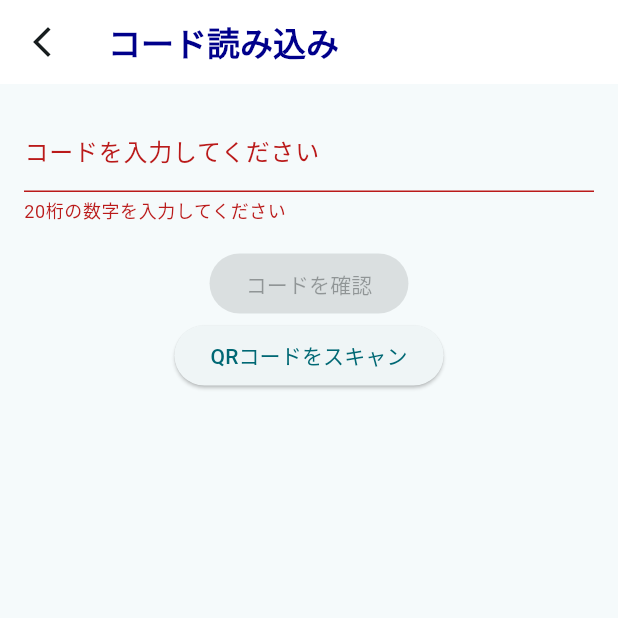
After one commit to Fujinuma0804/JapanAnimeMaps_flutter, a Flutter app: the HelpCenter screen opened directly, after a tap on "コード読み込み", on a phone screen of 412 x 824 dp, the top half of it. The commit adds this screen. Run offline on Flutter 3.47's test engine with Material 3 defaults, Android fonts, the phone set to English and light mode, and no system bars; our stand-ins replace cloud_firestore, firebase_auth, firebase_core, firebase_storage, flutter_chat_types, flutter_chat_ui and 6 more; missing offline and left inert: flutter_email_sender, qr_code_scanner; accounts and stored records are empty.

Commit message:
update for a lot of things

```diff
--- a/lib/help_page/help.dart
+++ b/lib/help_page/help.dart
@@ -2,6 +2,7 @@ import 'package:firebase_auth/firebase_auth.dart';
 import 'package:flutter/material.dart';
 import 'package:settings_ui/settings_ui.dart';
 
+import '../loading_code/loading_code_top.dart';
 import 'chat_sender.dart';
 import 'mail_sender.dart';
 
@@ -81,6 +82,16 @@ class HelpCenter extends StatelessWidget {
                 },
               ),
               SettingsTile.navigation(
+                leading: const Icon(Icons.chat),
+                title: const Text('LINEで問い合わせ'),
+                value: const Text(''),
+                onPressed: (context) {
+                  Navigator.push(context,
+                      MaterialPageRoute(builder: (context) => MailScreen()));
+                  // 画面遷移処理
+                },
+              ),
+              SettingsTile.navigation(
                 leading: const Icon(Icons.phone),
                 title: const Text(
                   '電話で問い合わせ',
@@ -100,6 +111,23 @@ class HelpCenter extends StatelessWidget {
               ),
             ],
           ),
+          SettingsSection(
+            title: const Text('その他'),
+            tiles: <SettingsTile>[
+              SettingsTile.navigation(
+                leading: const Icon(Icons.camera_alt_outlined),
+                title: const Text('コード読み込み'),
+                value: const Text(''),
+                onPressed: (context) {
+                  Navigator.push(
+                      context,
+                      MaterialPageRoute(
+                          builder: (context) => LoadingCodeTop()));
+                  // 画面遷移処理
+                },
+              ),
+            ],
+          ),
         ],
       ),
     );
--- /dev/null
+++ b/lib/loading_code/loading_code_top.dart
@@ -0,0 +1,161 @@
+import 'package:cloud_firestore/cloud_firestore.dart';
+import 'package:firebase_auth/firebase_auth.dart';
+import 'package:flutter/material.dart';
+import 'package:qr_code_scanner/qr_code_scanner.dart';
+
+class LoadingCodeTop extends StatefulWidget {
+  const LoadingCodeTop({Key? key}) : super(key: key);
+
+  @override
+  State<LoadingCodeTop> createState() => _LoadingCodeTopState();
+}
+
+class _LoadingCodeTopState extends State<LoadingCodeTop> {
+  final TextEditingController _codeController = TextEditingController();
+  final GlobalKey qrKey = GlobalKey(debugLabel: 'QR');
+  QRViewController? controller;
+
+  @override
+  Widget build(BuildContext context) {
+    return Scaffold(
+      appBar: AppBar(
+        backgroundColor: Colors.white,
+        title: const Text(
+          'コード読み込み',
+          style: TextStyle(
+            color: Color(0xFF00008b),
+            fontWeight: FontWeight.bold,
+          ),
+        ),
+        leading: IconButton(
+          icon: const Icon(Icons.arrow_back_ios_new),
+          onPressed: () => Navigator.of(context).pop(),
+        ),
+      ),
+      body: Column(
+        children: [
+          Padding(
+            padding: const EdgeInsets.all(16.0),
+            child: TextField(
+              controller: _codeController,
+              decoration: InputDecoration(
+                labelText: 'コードを入力してください',
+                errorText: _validateCode(_codeController.text),
+              ),
+              onChanged: (_) => setState(() {}),
+            ),
+          ),
+          ElevatedButton(
+            onPressed: _validateCode(_codeController.text) == null
+                ? () => _processCode(_codeController.text)
+                : null,
+            child: const Text('コードを確認'),
+          ),
+          ElevatedButton(
+            onPressed: () => _showQRScanner(),
+            child: const Text('QRコードをスキャン'),
+          ),
+        ],
+      ),
+    );
+  }
+
+  String? _validateCode(String value) {
+    if (value.length != 20) {
+      return '20桁の数字を入力してください';
+    }
+    if (!RegExp(r'^[0-9]+$').hasMatch(value)) {
+      return '数字のみを入力してください';
+    }
+    return null;
+  }
+
+  void _processCode(String code) async {
+    final user = FirebaseAuth.instance.currentUser;
+    if (user == null) {
+      ScaffoldMessenger.of(context).showSnackBar(
+        const SnackBar(content: Text('ログインしていません')),
+      );
+      return;
+    }
+
+    final QuerySnapshot querySnapshot = await FirebaseFirestore.instance
+        .collection('codes')
+        .where('code', isEqualTo: code)
+        .limit(1)
+        .get();
+
+    if (querySnapshot.docs.isNotEmpty) {
+      final docRef = querySnapshot.docs.first.reference;
+      final data = querySnapshot.docs.first.data() as Map<String, dynamic>;
+
+      if (data['isUsed'] == false) {
+        // Update the code document
+        await docRef.update({
+          'isUsed': true,
+          'usedAt': FieldValue.serverTimestamp(),
+          'usedBy': user.email,
+        });
+
+        // Update user's correctCount
+        final userDoc = await FirebaseFirestore.instance
+            .collection('users')
+            .doc(user.uid)
+            .get();
+
+        if (userDoc.exists) {
+          int currentCorrectCount = userDoc.data()?['correctCount'] ?? 0;
+          int pointsToAdd = data['points'] ?? 0;
+          await userDoc.reference.update({
+            'correctCount': currentCorrectCount + pointsToAdd,
+          });
+        }
+
+        ScaffoldMessenger.of(context).showSnackBar(
+          SnackBar(
+              content: Text('コードが正常に処理されました。${data['points']}ポイント追加されました。')),
+        );
+      } else {
+        ScaffoldMessenger.of(context).showSnackBar(
+          const SnackBar(content: Text('このコードは既に使用されています')),
+        );
+      }
+    } else {
+      ScaffoldMessenger.of(context).showSnackBar(
+        const SnackBar(content: Text('無効なコードです')),
+      );
+    }
+  }
+
+  void _showQRScanner() {
+    Navigator.of(context).push(MaterialPageRoute(
+      builder: (context) => Scaffold(
+        appBar: AppBar(
+          title: const Text('QRコードをスキャン'),
+        ),
+        body: QRView(
+          key: qrKey,
+          onQRViewCreated: _onQRViewCreated,
+        ),
+      ),
+    ));
+  }
+
+  void _onQRViewCreated(QRViewController controller) {
+    this.controller = controller;
+    controller.scannedDataStream.listen((scanData) {
+      if (scanData.code != null) {
+        setState(() {
+          _codeController.text = scanData.code!;
+        });
+        Navigator.of(context).pop(); // QRスキャン画面を閉じる
+      }
+    });
+  }
+
+  @override
+  void dispose() {
+    controller?.dispose();
+    super.dispose();
+  }
+}
--- a/lib/point_page/point.dart
+++ b/lib/point_page/point.dart
@@ -19,12 +19,6 @@ class PointPage extends StatelessWidget {
             color: Color(0xFF00008b),
             fontWeight: FontWeight.bold,
           ),
-        ),
-        leading: IconButton(
-          icon: const Icon(Icons.arrow_back_ios_new),
-          onPressed: () {
-            Navigator.of(context).pop();
-          },
         ),
       ),
       body: SettingsList(
--- a/lib/src/bottomnavigationbar.dart
+++ b/lib/src/bottomnavigationbar.dart
@@ -5,6 +5,8 @@ import 'package:parts/manual_page/manual.dart';
 import 'package:parts/map_page/map.dart';
 import 'package:parts/search_page/search.dart';
 import 'package:parts/web_page/website.dart';
+
+import '../point_page/point.dart';
 
 class MainScreen extends StatefulWidget {
   @override
@@ -70,6 +72,7 @@ class _MainScreenState extends State<MainScreen> {
           MapScreen(),
           WebsiteScreen(),
           SearchPage(),
+          PointPage(),
           Manual(),
         ],
       ),
@@ -109,6 +112,8 @@ class CustomBottomNavigationBar extends StatelessWidget {
         BottomNavigationBarItem(icon: Icon(Icons.map), label: '地図'),
         BottomNavigationBarItem(icon: Icon(Icons.web), label: '公式サイト'),
         BottomNavigationBarItem(icon: Icon(Icons.place), label: 'スポット'),
+        BottomNavigationBarItem(
+            icon: Icon(Icons.monetization_on), label: 'ポイント'),
         BottomNavigationBarItem(icon: Icon(Icons.description), label: 'その他'),
       ],
     );
--- a/pubspec.yaml
+++ b/pubspec.yaml
@@ -54,6 +54,7 @@ dependencies:
   path_provider: ^2.1.3
   webview_flutter: ^4.8.0
   flutter_launcher_icons: ^0.13.1
+  qr_code_scanner: ^1.0.1
 
 dev_dependencies:
   flutter_test:
```
Also changed, not shown: lib/manual_page/manual.dart (+0 -18 lines), pubspec.lock, 3 other files.
